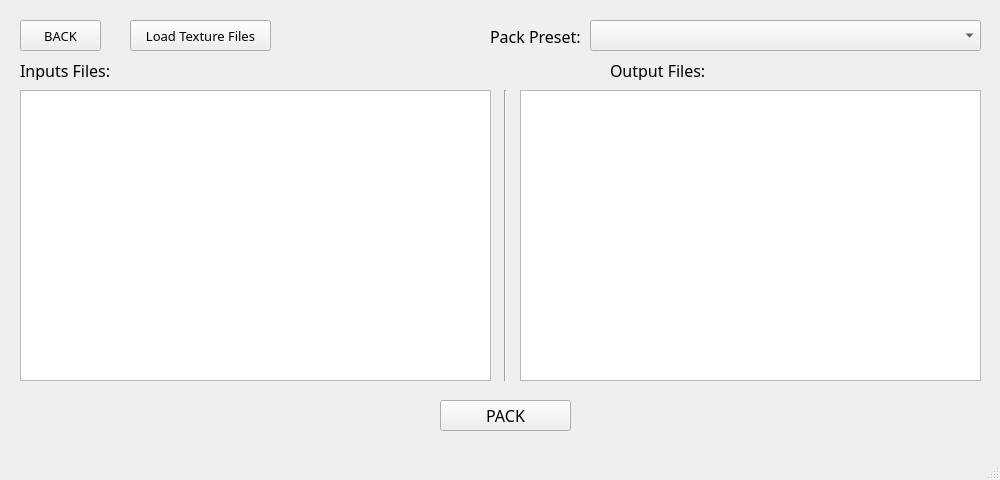
This is PackTextures.ui in Markgundam/TexturePacker as Qt 5 draws it before an edit. The edited form follows.
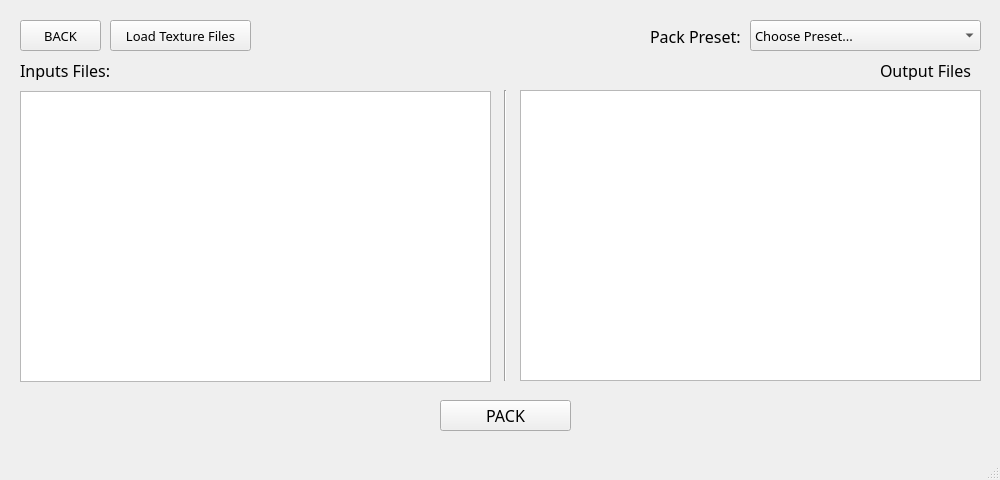
This is the edited form.

Commit message: Texture Packer Start

```diff
--- a/PackTextures.ui
+++ b/PackTextures.ui
@@ -23,9 +23,9 @@
    <widget class="QComboBox" name="comboBox">
     <property name="geometry">
      <rect>
-      <x>590</x>
+      <x>750</x>
       <y>20</y>
-      <width>391</width>
+      <width>231</width>
       <height>31</height>
      </rect>
     </property>
@@ -38,6 +38,11 @@
     <property name="editable">
      <bool>false</bool>
     </property>
+    <item>
+     <property name="text">
+      <string>Choose Preset...</string>
+     </property>
+    </item>
    </widget>
    <widget class="QPushButton" name="PackButton">
     <property name="geometry">
@@ -60,23 +65,10 @@
      <string>PACK</string>
     </property>
    </widget>
-   <widget class="QListView" name="listView">
+   <widget class="QPushButton" name="LoadFilesButton">
     <property name="geometry">
      <rect>
-      <x>20</x>
-      <y>90</y>
-      <width>471</width>
-      <height>291</height>
-     </rect>
-    </property>
-    <property name="verticalScrollBarPolicy">
-     <enum>Qt::ScrollBarAsNeeded</enum>
-    </property>
-   </widget>
-   <widget class="QPushButton" name="pushButton">
-    <property name="geometry">
-     <rect>
-      <x>130</x>
+      <x>110</x>
       <y>20</y>
       <width>141</width>
       <height>31</height>
@@ -97,7 +89,7 @@
    <widget class="QLabel" name="label">
     <property name="geometry">
      <rect>
-      <x>490</x>
+      <x>650</x>
       <y>20</y>
       <width>101</width>
       <height>32</height>
@@ -148,9 +140,9 @@
    <widget class="QLabel" name="label_3">
     <property name="geometry">
      <rect>
-      <x>610</x>
+      <x>880</x>
       <y>60</y>
-      <width>111</width>
+      <width>101</width>
       <height>20</height>
      </rect>
     </property>
@@ -164,7 +156,7 @@
      <enum>Qt::LeftToRight</enum>
     </property>
     <property name="text">
-     <string>Output Files:</string>
+     <string>Output Files</string>
     </property>
     <property name="alignment">
      <set>Qt::AlignLeading|Qt::AlignLeft|Qt::AlignVCenter</set>
@@ -204,6 +196,57 @@
      <string>BACK</string>
     </property>
    </widget>
+   <widget class="QLabel" name="Notification">
+    <property name="geometry">
+     <rect>
+      <x>260</x>
+      <y>20</y>
+      <width>331</width>
+      <height>31</height>
+     </rect>
+    </property>
+    <property name="font">
+     <font>
+      <family>Montserrat Light</family>
+      <pointsize>12</pointsize>
+     </font>
+    </property>
+    <property name="text">
+     <string/>
+    </property>
+   </widget>
+   <widget class="QListWidget" name="InputList">
+    <property name="geometry">
+     <rect>
+      <x>20</x>
+      <y>91</y>
+      <width>471</width>
+      <height>291</height>
+     </rect>
+    </property>
+    <property name="font">
+     <font>
+      <family>Montserrat Light</family>
+      <pointsize>12</pointsize>
+     </font>
+    </property>
+   </widget>
+   <widget class="QListWidget" name="OutputList">
+    <property name="geometry">
+     <rect>
+      <x>520</x>
+      <y>90</y>
+      <width>461</width>
+      <height>291</height>
+     </rect>
+    </property>
+    <property name="font">
+     <font>
+      <family>Montserrat Light</family>
+      <pointsize>12</pointsize>
+     </font>
+    </property>
+   </widget>
   </widget>
   <widget class="QMenuBar" name="menubar">
    <property name="geometry">
```
Left out of the diff: 15 changed lines with no effect on the pictures. The commit also changes 7 other files.
